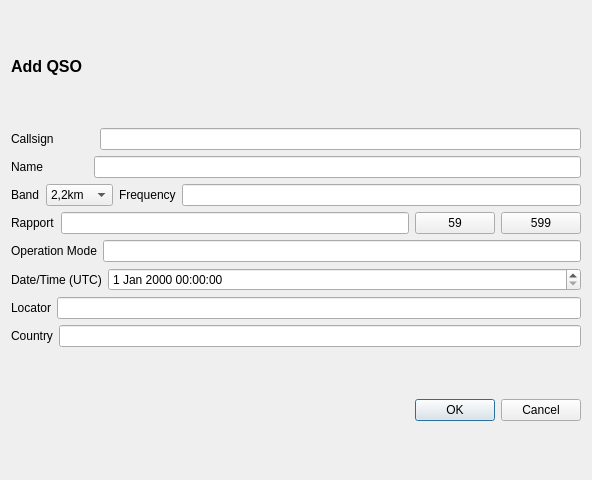
Before: the Qt Designer form forms/qsoadddialog.ui in jj01101010/EasyHamLog, drawn with Qt 5.
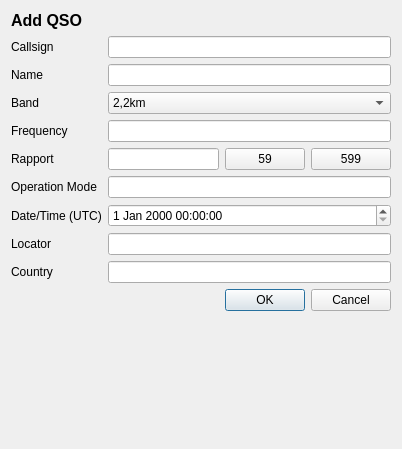
After: the same form once the commit is applied.

```diff
--- a/forms/qsoadddialog.ui
+++ b/forms/qsoadddialog.ui
@@ -6,12 +6,12 @@
    <rect>
     <x>0</x>
     <y>0</y>
-    <width>592</width>
-    <height>480</height>
+    <width>402</width>
+    <height>449</height>
    </rect>
   </property>
   <property name="sizePolicy">
-   <sizepolicy hsizetype="Preferred" vsizetype="Minimum">
+   <sizepolicy hsizetype="Preferred" vsizetype="Fixed">
     <horstretch>0</horstretch>
     <verstretch>0</verstretch>
    </sizepolicy>
@@ -19,9 +19,12 @@
   <property name="windowTitle">
    <string>Dialog</string>
   </property>
-  <layout class="QVBoxLayout" name="verticalLayout_2">
-   <item>
+  <layout class="QFormLayout" name="formLayout">
+   <item row="0" column="0" colspan="2">
     <widget class="QLabel" name="label">
+     <property name="enabled">
+      <bool>true</bool>
+     </property>
      <property name="sizePolicy">
       <sizepolicy hsizetype="Preferred" vsizetype="Fixed">
        <horstretch>0</horstretch>
@@ -33,78 +36,52 @@
      </property>
     </widget>
    </item>
-   <item>
-    <layout class="QVBoxLayout" name="verticalLayout">
-     <item>
-      <layout class="QHBoxLayout" name="horizontalLayout">
-       <item>
+   <item row="3" column="0">
         <widget class="QLabel" name="label_2">
+     <property name="enabled">
+      <bool>true</bool>
+     </property>
          <property name="text">
           <string>Callsign</string>
          </property>
-        </widget>
-       </item>
-       <item>
-        <spacer name="horizontalSpacer">
-         <property name="orientation">
-          <enum>Qt::Horizontal</enum>
-         </property>
-         <property name="sizeType">
-          <enum>QSizePolicy::Minimum</enum>
-         </property>
-         <property name="sizeHint" stdset="0">
-          <size>
-           <width>40</width>
-           <height>20</height>
-          </size>
-         </property>
-        </spacer>
-       </item>
-       <item>
+     <property name="textInteractionFlags">
+      <set>Qt::NoTextInteraction</set>
+     </property>
+    </widget>
+   </item>
+   <item row="3" column="1">
         <widget class="QLineEdit" name="callsignEdit"/>
        </item>
-      </layout>
-     </item>
-     <item>
-      <layout class="QHBoxLayout" name="horizontalLayout_2">
-       <item>
+   <item row="4" column="0">
         <widget class="QLabel" name="label_3">
+     <property name="enabled">
+      <bool>true</bool>
+     </property>
          <property name="text">
           <string>Name</string>
          </property>
-        </widget>
-       </item>
-       <item>
-        <spacer name="horizontalSpacer_2">
-         <property name="orientation">
-          <enum>Qt::Horizontal</enum>
-         </property>
-         <property name="sizeType">
-          <enum>QSizePolicy::Minimum</enum>
-         </property>
-         <property name="sizeHint" stdset="0">
-          <size>
-           <width>45</width>
-           <height>20</height>
-          </size>
-         </property>
-        </spacer>
-       </item>
-       <item>
+     <property name="textInteractionFlags">
+      <set>Qt::NoTextInteraction</set>
+     </property>
+    </widget>
+   </item>
+   <item row="4" column="1">
         <widget class="QLineEdit" name="nameEdit"/>
        </item>
-      </layout>
-     </item>
-     <item>
-      <layout class="QHBoxLayout" name="horizontalLayout_3">
-       <item>
+   <item row="5" column="0">
         <widget class="QLabel" name="label_4">
+     <property name="enabled">
+      <bool>true</bool>
+     </property>
          <property name="text">
           <string>Band</string>
          </property>
-        </widget>
-       </item>
-       <item>
+     <property name="textInteractionFlags">
+      <set>Qt::NoTextInteraction</set>
+     </property>
+    </widget>
+   </item>
+   <item row="5" column="1">
         <widget class="QComboBox" name="bandComboBox">
          <property name="placeholderText">
           <string/>
@@ -251,29 +228,43 @@
          </item>
         </widget>
        </item>
-       <item>
+   <item row="6" column="0">
         <widget class="QLabel" name="label_10">
+     <property name="enabled">
+      <bool>true</bool>
+     </property>
          <property name="text">
           <string>Frequency</string>
          </property>
-        </widget>
-       </item>
-       <item>
+     <property name="textInteractionFlags">
+      <set>Qt::NoTextInteraction</set>
+     </property>
+    </widget>
+   </item>
+   <item row="6" column="1">
         <widget class="QLineEdit" name="frequencyEdit"/>
        </item>
-      </layout>
-     </item>
-     <item>
-      <layout class="QHBoxLayout" name="horizontalLayout_4">
-       <item>
+   <item row="7" column="0">
         <widget class="QLabel" name="label_5">
+     <property name="enabled">
+      <bool>true</bool>
+     </property>
          <property name="text">
           <string>Rapport</string>
          </property>
-        </widget>
-       </item>
+     <property name="textInteractionFlags">
+      <set>Qt::NoTextInteraction</set>
+     </property>
+    </widget>
+   </item>
+   <item row="7" column="1">
+    <layout class="QHBoxLayout" name="horizontalLayout">
        <item>
-        <widget class="QLineEdit" name="rapportEdit"/>
+      <widget class="QLineEdit" name="rapportEdit">
+       <property name="enabled">
+        <bool>true</bool>
+       </property>
+      </widget>
        </item>
        <item>
         <widget class="QPushButton" name="fnButton">
@@ -291,30 +282,36 @@
        </item>
       </layout>
      </item>
-     <item>
-      <layout class="QHBoxLayout" name="horizontalLayout_5">
-       <item>
+   <item row="8" column="0">
         <widget class="QLabel" name="label_6">
+     <property name="enabled">
+      <bool>true</bool>
+     </property>
          <property name="text">
           <string>Operation Mode</string>
          </property>
-        </widget>
-       </item>
-       <item>
+     <property name="textInteractionFlags">
+      <set>Qt::NoTextInteraction</set>
+     </property>
+    </widget>
+   </item>
+   <item row="8" column="1">
         <widget class="QLineEdit" name="opmodeEdit"/>
        </item>
-      </layout>
-     </item>
-     <item>
-      <layout class="QHBoxLayout" name="horizontalLayout_7">
-       <item>
+   <item row="9" column="0">
         <widget class="QLabel" name="label_8">
+     <property name="enabled">
+      <bool>true</bool>
+     </property>
          <property name="text">
           <string>Date/Time (UTC)</string>
          </property>
-        </widget>
-       </item>
-       <item>
+     <property name="textInteractionFlags">
+      <set>Qt::NoTextInteraction</set>
+     </property>
+    </widget>
+   </item>
+   <item row="9" column="1">
         <widget class="QDateTimeEdit" name="dateTimeEdit">
          <property name="sizePolicy">
           <sizepolicy hsizetype="Expanding" vsizetype="Fixed">
@@ -327,39 +324,39 @@
          </property>
         </widget>
        </item>
-      </layout>
-     </item>
-     <item>
-      <layout class="QHBoxLayout" name="horizontalLayout_6">
-       <item>
+   <item row="10" column="0">
         <widget class="QLabel" name="label_7">
+     <property name="enabled">
+      <bool>true</bool>
+     </property>
          <property name="text">
           <string>Locator</string>
          </property>
-        </widget>
-       </item>
-       <item>
+     <property name="textInteractionFlags">
+      <set>Qt::NoTextInteraction</set>
+     </property>
+    </widget>
+   </item>
+   <item row="10" column="1">
         <widget class="QLineEdit" name="locatorEdit"/>
        </item>
-      </layout>
-     </item>
-     <item>
-      <layout class="QHBoxLayout" name="horizontalLayout_8">
-       <item>
+   <item row="11" column="0">
         <widget class="QLabel" name="label_9">
+     <property name="enabled">
+      <bool>true</bool>
+     </property>
          <property name="text">
           <string>Country</string>
          </property>
-        </widget>
-       </item>
-       <item>
+     <property name="textInteractionFlags">
+      <set>Qt::NoTextInteraction</set>
+     </property>
+    </widget>
+   </item>
+   <item row="11" column="1">
         <widget class="QLineEdit" name="countryEdit"/>
        </item>
-      </layout>
-     </item>
-    </layout>
-   </item>
-   <item>
+   <item row="12" column="1">
     <widget class="QDialogButtonBox" name="buttonBox">
      <property name="orientation">
       <enum>Qt::Horizontal</enum>
```
Left out of the diff: 23 changed lines with no effect on the pictures. Lines whose indentation alone changed are shown as unchanged.
